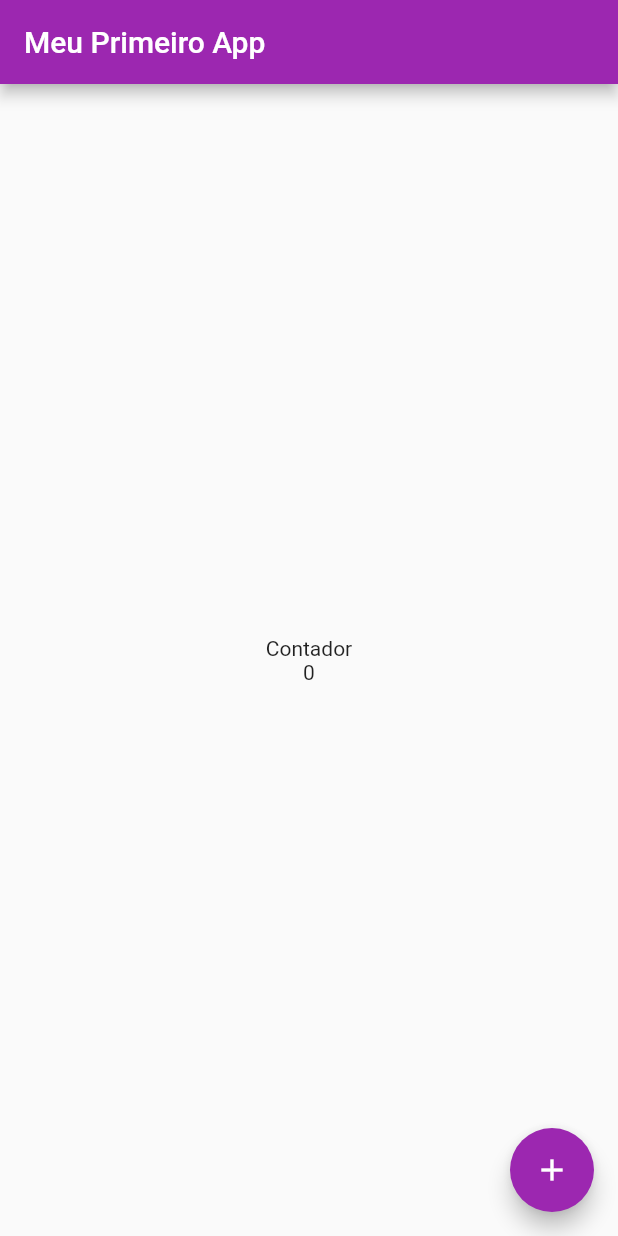
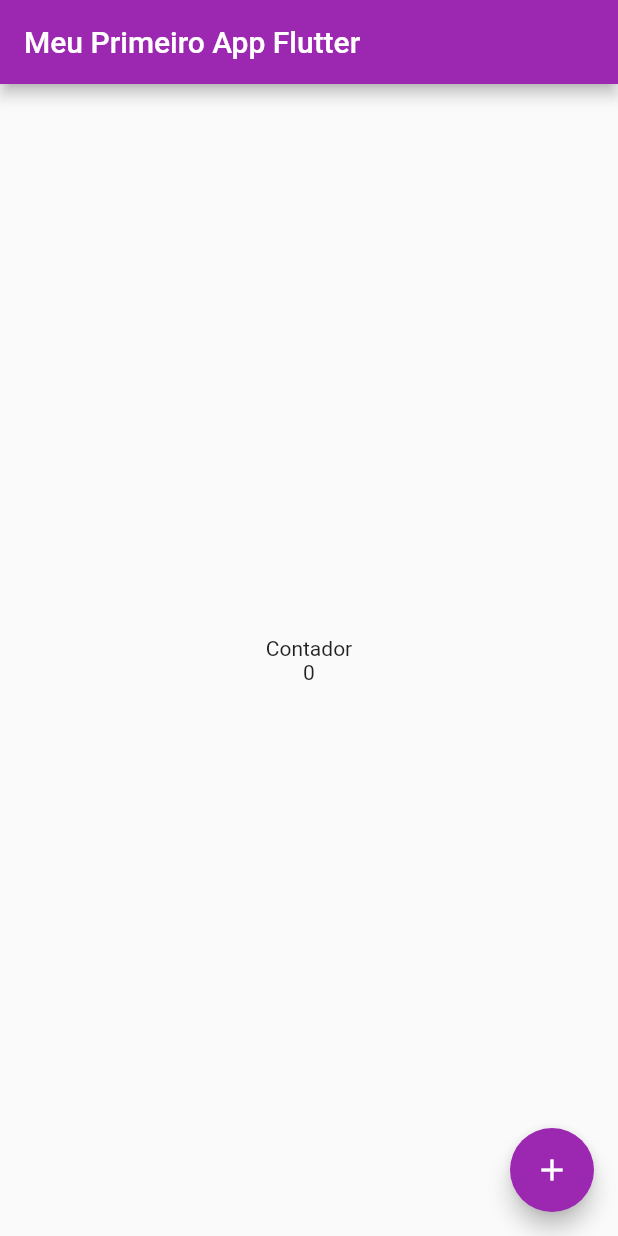
Before and after one commit to XandRules/MinhasFinancasFlutter, a Flutter app: the screen it shows after launch, on a phone screen of 412 x 824 dp. Run offline on Flutter 3.47's test engine with Material 2 defaults, Android fonts, the phone set to English and light mode, and no system bars.

```diff
--- a/lib/main.dart
+++ b/lib/main.dart
@@ -23,7 +23,7 @@ class _HomePageState extends State<HomePage> {
   Widget build(BuildContext context) {
     return Scaffold(
       appBar: AppBar(
-        title: Text("Meu Primeiro App"),
+        title: Text("Meu Primeiro App Flutter"),
       ),
       body: Center(
           child: Text(
```
